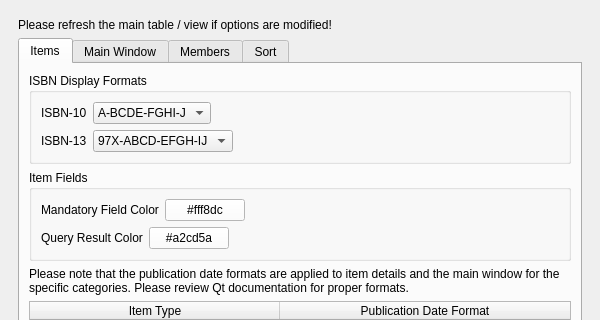
Above: UI/biblioteq_otheroptions.ui from textbrowser/biblioteq before the change; both pictures show x 0 to 600 and y 0 to 320 of the 600 by 600 pixel window. Below: the same form after it.
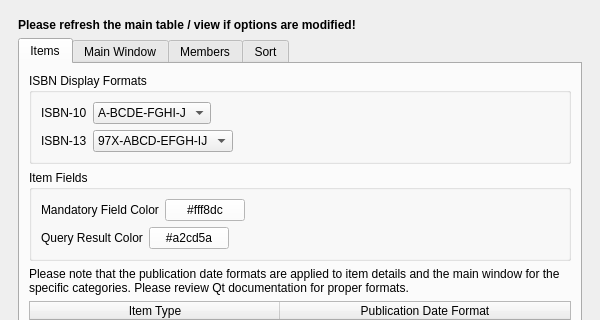
That is the form after the change. Icons and pictures are not drawn.

Commit message: Driver warning label.

Diff of the .ui file:
```diff
--- a/UI/biblioteq_otheroptions.ui
+++ b/UI/biblioteq_otheroptions.ui
@@ -39,6 +39,12 @@
        <layout class="QVBoxLayout" name="verticalLayout_2">
         <item>
          <widget class="QLabel" name="label_5">
+          <property name="font">
+           <font>
+            <weight>75</weight>
+            <bold>true</bold>
+           </font>
+          </property>
           <property name="text">
            <string>Please refresh the main table / view if options are modified!</string>
           </property>
```
The commit also changes 4 other files.
